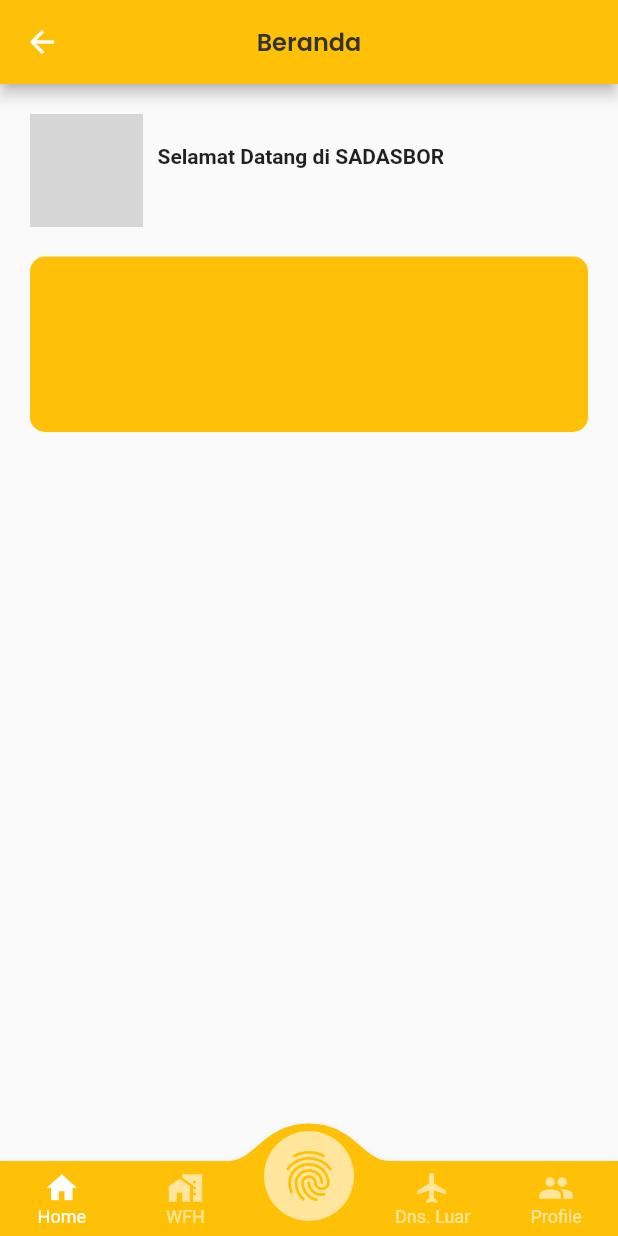
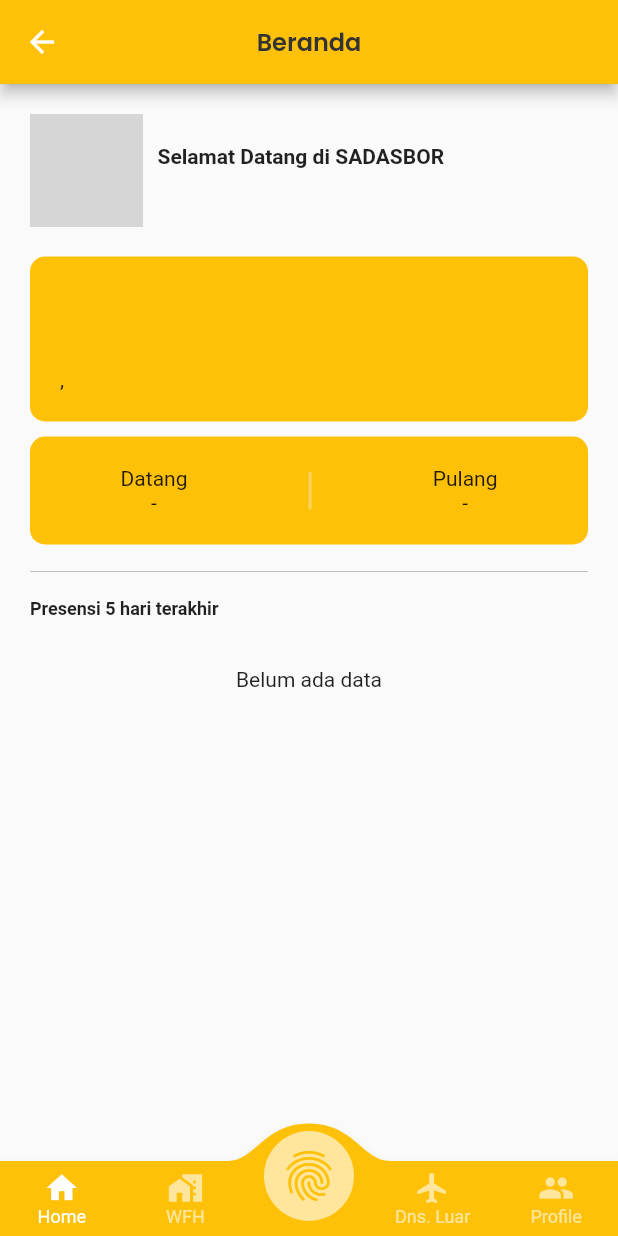
Before and after one commit to putramtp/flutter-presensi-app, a Flutter app: the HomeView screen opened by its route, on a phone screen of 412 x 824 dp. Run offline on Flutter 3.47's test engine with Material 2 defaults, Android fonts, the light colour scheme and no system bars; drawn by our look-alikes of convex_bottom_bar; our stand-ins replace cloud_firestore, firebase_auth, firebase_core, firebase_storage, geocoding, geolocator and 4 more; accounts and stored records are empty; network calls fail; grey boxes are pictures that could not be loaded.

Commit message:
Update 13 - Update UI

```diff
--- a/lib/app/modules/home/views/home_view.dart
+++ b/lib/app/modules/home/views/home_view.dart
@@ -4,6 +4,7 @@ import 'package:flutter/material.dart';
 import 'package:get/get.dart';
 import 'package:google_fonts/google_fonts.dart';
 import 'package:intl/intl.dart';
+import 'package:presensi/app/routes/app_pages.dart';
 import '../../../controllers/page_index_controller.dart';
 import '../controllers/home_controller.dart';
 
@@ -35,7 +36,7 @@ class HomeView extends GetView<HomeController> {
           if (snapshot.hasData){
 
           Map<String, dynamic> user = snapshot.data!.data()!;
-          String defaultImage = "https://ui-avatars.com/api/?name=${user['name']}";
+          String defaultImage = "https://ui-avatars.com/api/?name=${user['nama_pegawai']}";
 
           return ListView(
             padding: EdgeInsets.all(20),
@@ -95,10 +96,10 @@ class HomeView extends GetView<HomeController> {
                   crossAxisAlignment: CrossAxisAlignment.start,
                   children: [
                     Text(
-                      "${user['role']}",
+                      "${user['nomenklatur_jabatan']}",
                         style: TextStyle(
-                          fontSize: 20,
-                          fontWeight: FontWeight.bold
+                          fontSize: 14,
+                          fontWeight: FontWeight.w400
                         ),
                       ),
                       SizedBox(
@@ -115,7 +116,7 @@ class HomeView extends GetView<HomeController> {
                       height: 5,
                     ),
                     Text(
-                      "${user['nama_pegawai']}",
+                      "${user['nama_pegawai']}, ${user['gelar_belakang']}",
                       )
                   ],
                 ),
@@ -123,150 +124,150 @@ class HomeView extends GetView<HomeController> {
               SizedBox(
                 height: 10,
               ),
-              // Container(
-              //   padding: EdgeInsets.all(20),
-              //   decoration: BoxDecoration(
-              //     borderRadius: BorderRadius.circular(10),
-              //     color: Color(0xffFFC107),
-              //   ),
-              //   child: StreamBuilder<DocumentSnapshot<Map<String, dynamic>>>(
-              //     stream: controller.streamTodayPresence(),
-              //     builder: (context, snapToday) {
-              //       if (snapToday.connectionState == ConnectionState.waiting){
-              //         return Center(
-              //           child: CircularProgressIndicator(),
-              //         );
-              //       }
-              //       Map<String, dynamic>? dataToday = snapToday.data?.data();
-              //       return Row(
-              //         mainAxisAlignment: MainAxisAlignment.spaceAround,
-              //         children: [
-              //           Column(
-              //             children: [
-              //               Text("Datang"),
-              //               Text(dataToday?["datang"] == null ? "-" : "${DateFormat.jms().format(DateTime.parse(dataToday!['datang']['date']))}"),
-              //             ],
-              //           ),
-              //           Container(
-              //             width: 2,
-              //             height: 25,
-              //             color: Color(0xffFAD461),
-              //           ),
-              //           Column(
-              //             children: [
-              //               Text("Pulang"),
-              //               Text(dataToday?["pulang"] == null ? "-" : "${DateFormat.jms().format(DateTime.parse(dataToday!['pulang']['date']))}"),
-              //             ],
-              //           )
-              //         ],
-              //       );
-              //     }
-              //   ),
-              // ),
-              // SizedBox(
-              //   height: 10,
-              // ),
-              // Divider(
-              //   color: Colors.grey[400],
-              // ),
-              // SizedBox(
-              //   height: 10,
-              // ),
-              // Row(
-              //   mainAxisAlignment: MainAxisAlignment.spaceBetween,
-              //   children: [
-              //     Text(
-              //       "Presensi 5 hari terakhir",
-              //       style: TextStyle(
-              //         fontSize: 12,
-              //         fontWeight: FontWeight.bold,
-              //       ),
-              //     ),
-              //   ],
-              // ),
-              // SizedBox(
-              //   height: 10,
-              // ),
-              // StreamBuilder<QuerySnapshot<Map<String, dynamic>>>(
-              //   stream: controller.streamLastPresence(),
-              //   builder: (context, snapPresence) {
-              //     if (snapPresence.connectionState == ConnectionState.waiting){
-              //       return Center(
-              //         child: CircularProgressIndicator(),
-              //       );
-              //     }
-              //     if (snapPresence.data?.docs.length == 0 || snapPresence.data?.docs.length == null){
-              //       return SizedBox(
-              //         height: 60,
-              //         child: Center(
-              //           child: Text("Belum ada data"),
-              //         ),
-              //       );
-              //     }
-              //     return ListView.builder(
-              //       shrinkWrap: true,
-              //       physics: NeverScrollableScrollPhysics(),
-              //       itemCount: snapPresence.data!.docs.length,
-              //       itemBuilder: (context, index) {
-              //         Map<String, dynamic> data = snapPresence.data!.docs[index].data();
+              Container(
+                padding: EdgeInsets.all(20),
+                decoration: BoxDecoration(
+                  borderRadius: BorderRadius.circular(10),
+                  color: Color(0xffFFC107),
+                ),
+                child: StreamBuilder<DocumentSnapshot<Map<String, dynamic>>>(
+                  stream: controller.streamTodayPresence(),
+                  builder: (context, snapToday) {
+                    if (snapToday.connectionState == ConnectionState.waiting){
+                      return Center(
+                        child: CircularProgressIndicator(),
+                      );
+                    }
+                    Map<String, dynamic>? dataToday = snapToday.data?.data();
+                    return Row(
+                      mainAxisAlignment: MainAxisAlignment.spaceAround,
+                      children: [
+                        Column(
+                          children: [
+                            Text("Datang"),
+                            Text(dataToday?["datang"] == null ? "-" : "${DateFormat.jms().format(DateTime.parse(dataToday!['datang']['date']))}"),
+                          ],
+                        ),
+                        Container(
+                          width: 2,
+                          height: 25,
+                          color: Color(0xffFAD461),
+                        ),
+                        Column(
+                          children: [
+                            Text("Pulang"),
+                            Text(dataToday?["pulang"] == null ? "-" : "${DateFormat.jms().format(DateTime.parse(dataToday!['pulang']['date']))}"),
+                          ],
+                        )
+                      ],
+                    );
+                  }
+                ),
+              ),
+              SizedBox(
+                height: 10,
+              ),
+              Divider(
+                color: Colors.grey[400],
+              ),
+              SizedBox(
+                height: 10,
+              ),
+              Row(
+                mainAxisAlignment: MainAxisAlignment.spaceBetween,
+                children: [
+                  Text(
+                    "Presensi 5 hari terakhir",
+                    style: TextStyle(
+                      fontSize: 12,
+                      fontWeight: FontWeight.bold,
+                    ),
+                  ),
+                ],
+              ),
+              SizedBox(
+                height: 10,
+              ),
+              StreamBuilder<QuerySnapshot<Map<String, dynamic>>>(
+                stream: controller.streamLastPresence(),
+                builder: (context, snapPresence) {
+                  if (snapPresence.connectionState == ConnectionState.waiting){
+                    return Center(
+                      child: CircularProgressIndicator(),
+                    );
+                  }
+                  if (snapPresence.data?.docs.length == 0 || snapPresence.data?.docs.length == null){
+                    return SizedBox(
+                      height: 60,
+                      child: Center(
+                        child: Text("Belum ada data"),
+                      ),
+                    );
+                  }
+                  return ListView.builder(
+                    shrinkWrap: true,
+                    physics: NeverScrollableScrollPhysics(),
+                    itemCount: snapPresence.data!.docs.length,
+                    itemBuilder: (context, index) {
+                      Map<String, dynamic> data = snapPresence.data!.docs[index].data();
 
-              //         return Padding(
-              //           padding: const EdgeInsets.only(bottom: 20),
-              //           child: Material(
-              //             color: Colors.grey[200],
-              //             borderRadius: BorderRadius.circular(15),
-              //             child: InkWell(
-              //               onTap: ()=> Get.toNamed(
-              //                 Routes.DETAIL_PRESENSI,
-              //                 arguments: data
-              //                 ),
-              //               borderRadius: BorderRadius.circular(15),
-              //               child: Container(
-              //                 padding: EdgeInsets.all(20),
-              //                 decoration: BoxDecoration(
-              //                   borderRadius: BorderRadius.circular(10),
-              //                 ),
-              //                 child: Column(
-              //                   crossAxisAlignment: CrossAxisAlignment.start,
-              //                   children: [
-              //                     Row(
-              //                       mainAxisAlignment: MainAxisAlignment.spaceBetween,
-              //                       children: [
-              //                         Text(
-              //                           "Datang",
-              //                           style: TextStyle(
-              //                             fontWeight: FontWeight.bold
-              //                           ),
-              //                         ),
-              //                         Text(
-              //                           "${DateFormat.yMMMEd().format(DateTime.parse(data['date']))}",
-              //                           style: TextStyle(
-              //                             fontWeight: FontWeight.bold
-              //                           ),
-              //                         ),
-              //                       ],
-              //                     ),
-              //                     Text(data['datang']?['date'] == null ? "-" : "${DateFormat.jms().format(DateTime.parse(data['datang']!['date']))}" ),
-              //                     SizedBox(
-              //                       height: 10,
-              //                     ),
-              //                     Text(
-              //                       "Pulang",
-              //                       style: TextStyle(
-              //                         fontWeight: FontWeight.bold
-              //                       ),
-              //                     ),
-              //                     Text(data['pulang']?['date'] == null ? "-" : "${DateFormat.jms().format(DateTime.parse(data['pulang']!['date']))}"),
-              //                   ],
-              //                 ),
-              //               ),
-              //             ),
-              //           ),
-              //         );
-              //       }
-              //       );
-              //   }
-              // ),
+                      return Padding(
+                        padding: const EdgeInsets.only(bottom: 20),
+                        child: Material(
+                          color: Colors.grey[200],
+                          borderRadius: BorderRadius.circular(15),
+                          child: InkWell(
+                            onTap: ()=> Get.toNamed(
+                              Routes.DETAIL_PRESENSI,
+                              arguments: data
+                              ),
+                            borderRadius: BorderRadius.circular(15),
+                            child: Container(
+                              padding: EdgeInsets.all(20),
+                              decoration: BoxDecoration(
+                                borderRadius: BorderRadius.circular(10),
+                              ),
+                              child: Column(
+                                crossAxisAlignment: CrossAxisAlignment.start,
+                                children: [
+                                  Row(
+                                    mainAxisAlignment: MainAxisAlignment.spaceBetween,
+                                    children: [
+                                      Text(
+                                        "Datang",
+                                        style: TextStyle(
+                                          fontWeight: FontWeight.bold
+                                        ),
+                                      ),
+                                      Text(
+                                        "${DateFormat.yMMMEd().format(DateTime.parse(data['date']))}",
+                                        style: TextStyle(
+                                          fontWeight: FontWeight.bold
+                                        ),
+                                      ),
+                                    ],
+                                  ),
+                                  Text(data['datang']?['date'] == null ? "-" : "${DateFormat.jms().format(DateTime.parse(data['datang']!['date']))}" ),
+                                  SizedBox(
+                                    height: 10,
+                                  ),
+                                  Text(
+                                    "Pulang",
+                                    style: TextStyle(
+                                      fontWeight: FontWeight.bold
+                                    ),
+                                  ),
+                                  Text(data['pulang']?['date'] == null ? "-" : "${DateFormat.jms().format(DateTime.parse(data['pulang']!['date']))}"),
+                                ],
+                              ),
+                            ),
+                          ),
+                        ),
+                      );
+                    }
+                    );
+                }
+              ),
             ],
           );
         } else {
--- a/lib/app/modules/profile/controllers/profile_controller.dart
+++ b/lib/app/modules/profile/controllers/profile_controller.dart
@@ -10,7 +10,7 @@ class ProfileController extends GetxController {
   Stream<DocumentSnapshot<Map<String, dynamic>>> streamUser() async* {
     String uid = await auth.currentUser!.uid;
 
-    yield* firestore.collection("pegawai").doc(uid).snapshots();
+    yield* firestore.collection("user").doc(uid).snapshots();
   }
 
   void logout() async {
```
Also changed, not shown: lib/app/controllers/page_index_controller.dart (+58 -7 lines), lib/app/modules/login/controllers/login_controller.dart (+40 -106 lines), lib/app/modules/login/views/login_view.dart (+10 -3 lines), lib/app/modules/profile/views/profile_view.dart (+4 -4 lines).
